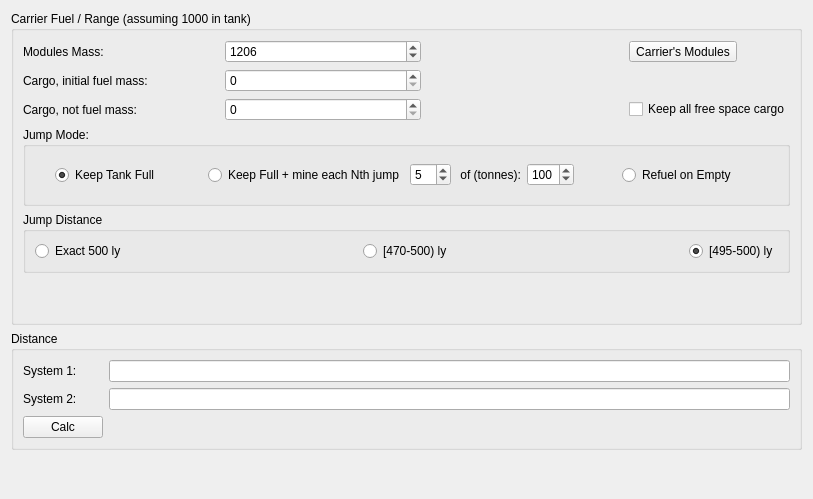
This is widgets/calcstab.ui in alexzk1/ed_highway as Qt 5 draws it before an edit. The edited form follows.
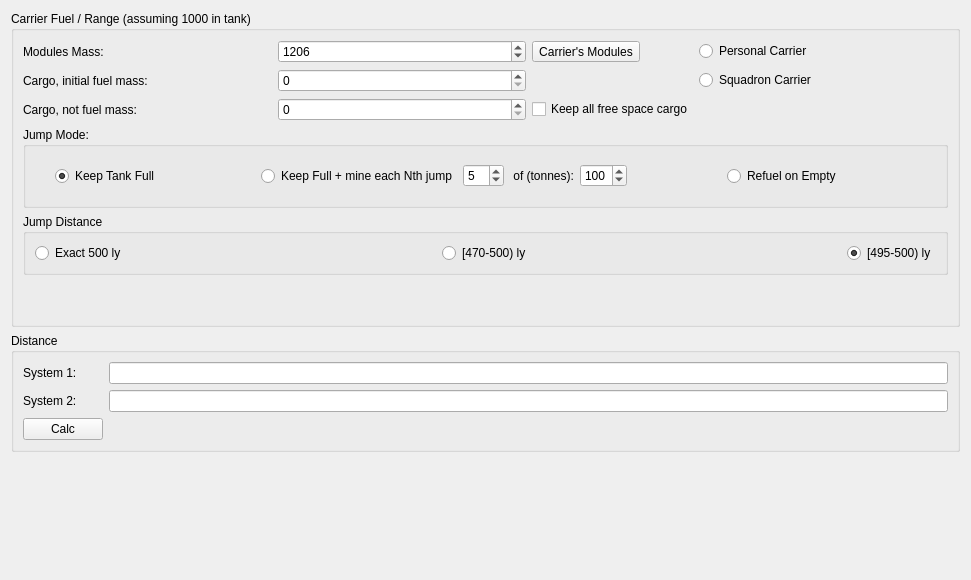
This is the edited form. Icons and pictures are not drawn.

Commit message: Add support for Squadron Carriers

What changed in the file:
```diff
--- a/widgets/calcstab.ui
+++ b/widgets/calcstab.ui
@@ -6,8 +6,8 @@
    <rect>
     <x>0</x>
     <y>0</y>
-    <width>813</width>
-    <height>499</height>
+    <width>971</width>
+    <height>580</height>
    </rect>
   </property>
   <property name="windowTitle">
@@ -26,7 +26,7 @@
          <string>&lt;html&gt;&lt;head/&gt;&lt;body&gt;&lt;p&gt;This includes any cargo on carrier, except tritium to use during flight.&lt;/p&gt;&lt;/body&gt;&lt;/html&gt;</string>
         </property>
         <property name="maximum">
-         <number>25000</number>
+         <number>60000</number>
         </property>
        </widget>
       </item>
@@ -203,7 +203,7 @@
          <string>&lt;html&gt;&lt;head/&gt;&lt;body&gt;&lt;p&gt;This is fuel in cargo to use during flight.&lt;/p&gt;&lt;/body&gt;&lt;/html&gt;</string>
         </property>
         <property name="maximum">
-         <number>25000</number>
+         <number>60000</number>
         </property>
        </widget>
       </item>
@@ -273,16 +273,6 @@
         </layout>
        </widget>
       </item>
-      <item row="3" column="3">
-       <widget class="QCheckBox" name="cbKeepCargo">
-        <property name="toolTip">
-         <string>&lt;html&gt;&lt;head/&gt;&lt;body&gt;&lt;p&gt;If checked cargo is set to maximum possible value.&lt;/p&gt;&lt;/body&gt;&lt;/html&gt;</string>
-        </property>
-        <property name="text">
-         <string>Keep all free space cargo</string>
-        </property>
-       </widget>
-      </item>
       <item row="8" column="0" colspan="2">
        <widget class="QLabel" name="lblResult">
         <property name="text">
@@ -290,7 +280,14 @@
         </property>
        </widget>
       </item>
-      <item row="0" column="3">
+      <item row="2" column="3">
+       <widget class="QRadioButton" name="rbSquadron">
+        <property name="text">
+         <string>Squadron Carrier</string>
+        </property>
+       </widget>
+      </item>
+      <item row="0" column="2">
        <widget class="QToolButton" name="btnCarMods">
         <property name="toolTip">
          <string>Opens window to select installed modules on carrier.</string>
@@ -313,6 +310,30 @@
         </property>
        </widget>
       </item>
+      <item row="3" column="2">
+       <widget class="QCheckBox" name="cbKeepCargo">
+        <property name="toolTip">
+         <string>&lt;html&gt;&lt;head/&gt;&lt;body&gt;&lt;p&gt;If checked cargo is set to maximum possible value.&lt;/p&gt;&lt;/body&gt;&lt;/html&gt;</string>
+        </property>
+        <property name="text">
+         <string>Keep all free space cargo</string>
+        </property>
+       </widget>
+      </item>
+      <item row="0" column="3">
+       <widget class="QRadioButton" name="rbPersonal">
+        <property name="text">
+         <string>Personal Carrier</string>
+        </property>
+       </widget>
+      </item>
+      <item row="3" column="3">
+       <widget class="QLabel" name="lblMaxFuel">
+        <property name="text">
+         <string/>
+        </property>
+       </widget>
+      </item>
      </layout>
     </widget>
    </item>
```
Left out of the diff: 1 changed line with no effect on the pictures. The commit also changes 7 other files.
